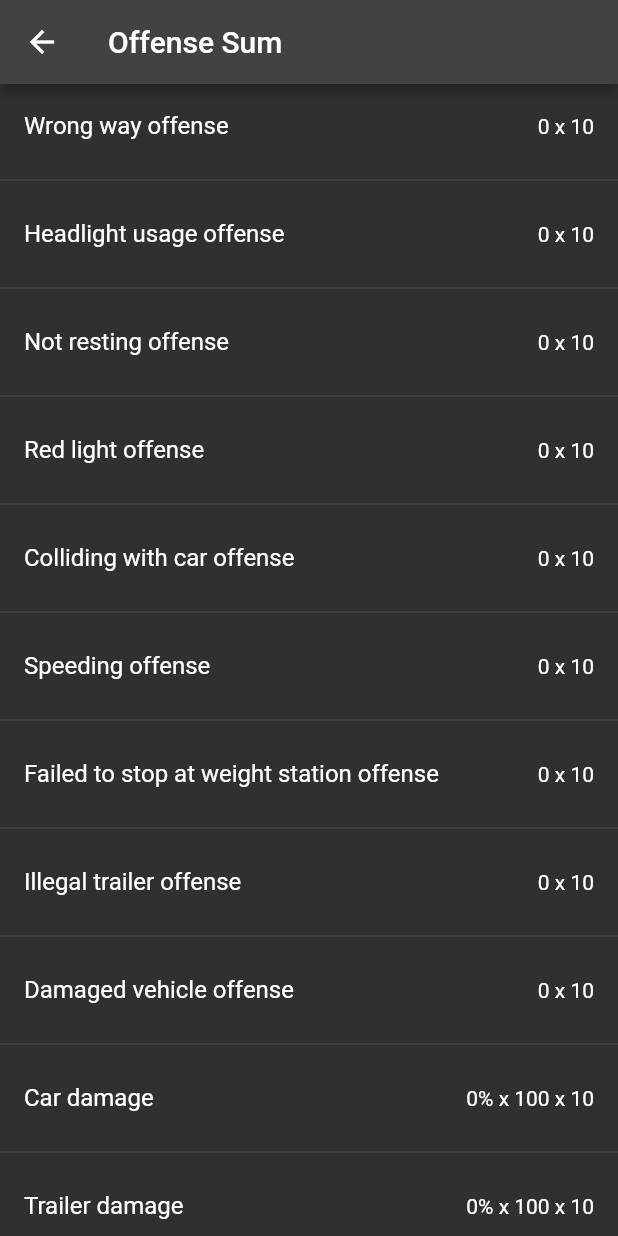
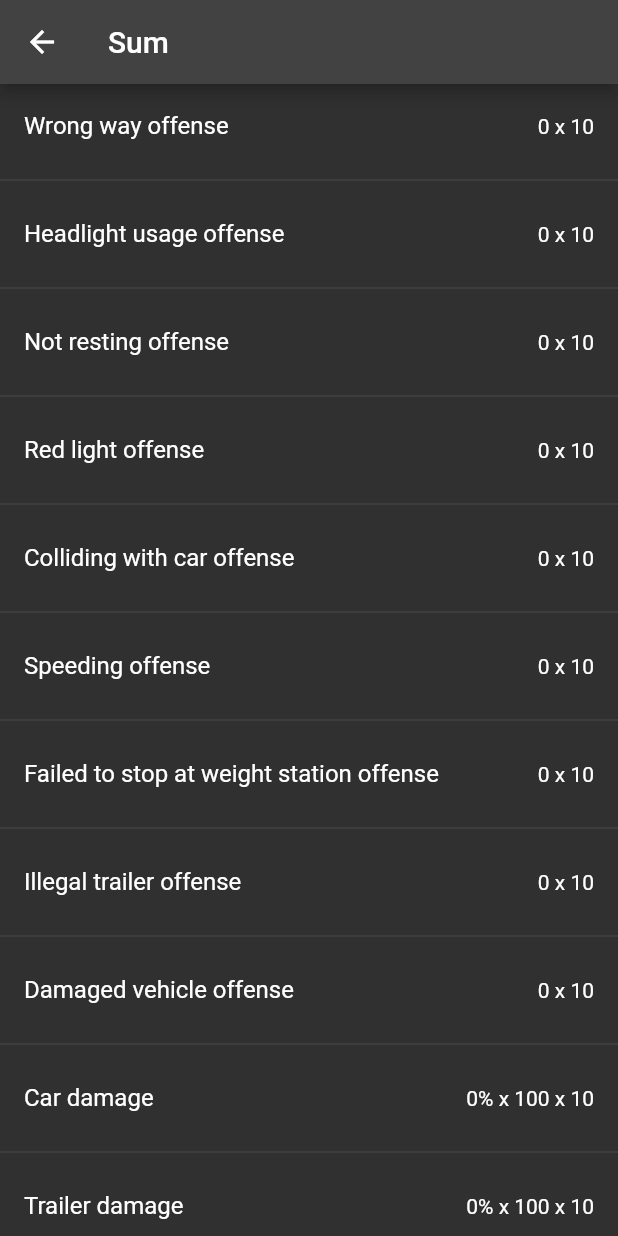
Before and after one commit to PushupDriver/logger_app, a Flutter app: the OffenseSum screen opened directly, on a phone screen of 412 x 824 dp. Run offline on Flutter 3.47's test engine with Material 2 defaults, Android fonts, the phone set to English and light mode, and no system bars; our stand-ins replace audioplayers, confetti, get_it, wakelock.

Commit message:
clean up

```diff
--- a/lib/screens/offense_sum.dart
+++ b/lib/screens/offense_sum.dart
@@ -25,7 +25,7 @@ class _OffenseSumState extends State<OffenseSum> {
   Widget build(BuildContext context) {
     return Scaffold(
       appBar: AppBar(
-        title: const Text("Offense Sum"),
+        title: const Text("Sum"),
       ),
       body: ListView(
         children: [
```
Also changed, not shown: lib/screens/offense_logger.dart (+0 -12 lines).
